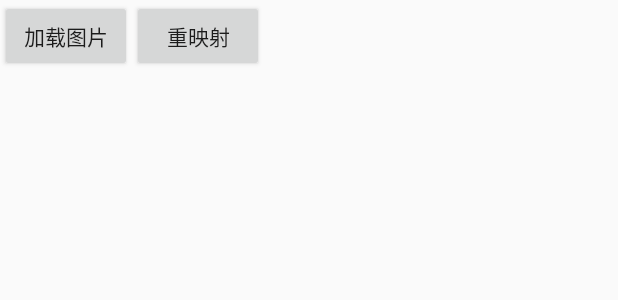
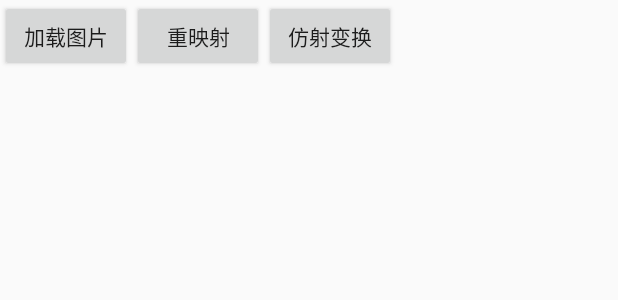
Before and after one commit to ArcGhh/opencv-demos, an Android app: the layout activity_remap.xml on its own in the app's theme, with its tools: preview values and no code run, on a phone screen of 412 x 824 dp. Shown: the top 300 px of the screen. Run offline under Robolectric (Android 15) with nearby library versions, the phone set to English and light mode, and no system bars.

Commit message:
仿射变换

```diff
--- a/app/src/main/res/layout/activity_main.xml
+++ b/app/src/main/res/layout/activity_main.xml
@@ -59,7 +59,7 @@
         android:id="@+id/btnRemap"
         android:layout_width="match_parent"
         android:layout_height="wrap_content"
-        android:text="重映射"/>
+        android:text="重映射/仿射变换"/>
 
     <Button
         android:id="@+id/btnMat"
--- a/app/src/main/res/layout/activity_remap.xml
+++ b/app/src/main/res/layout/activity_remap.xml
@@ -29,6 +29,12 @@
                 android:layout_height="wrap_content"
                 android:text="重映射" />
 
+            <Button
+                android:id="@+id/btnAffine"
+                android:layout_width="wrap_content"
+                android:layout_height="wrap_content"
+                android:text="仿射变换" />
+
         </LinearLayout>
 
         <ImageView
```
Also changed, not shown: app/src/main/java/com/demo/opencvdemos/imgproc/remap/RemapActivity.java (+34 -1 lines).
